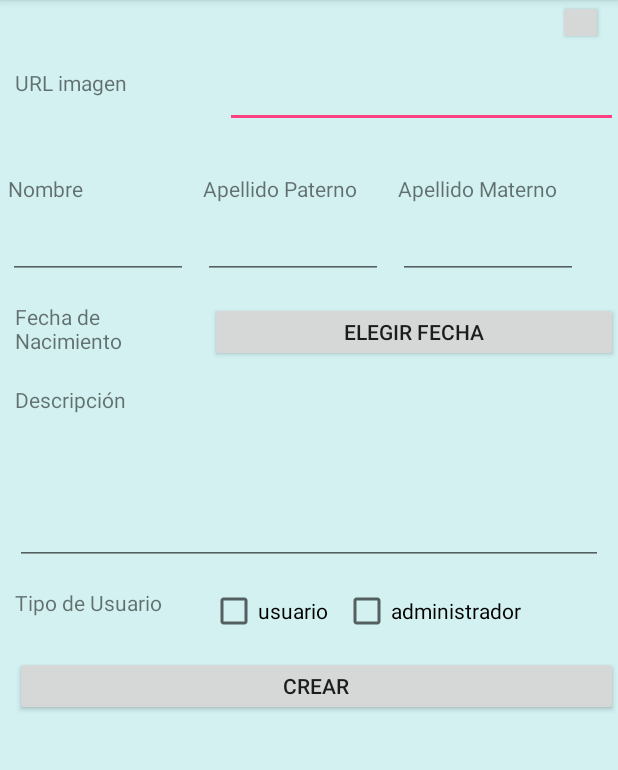
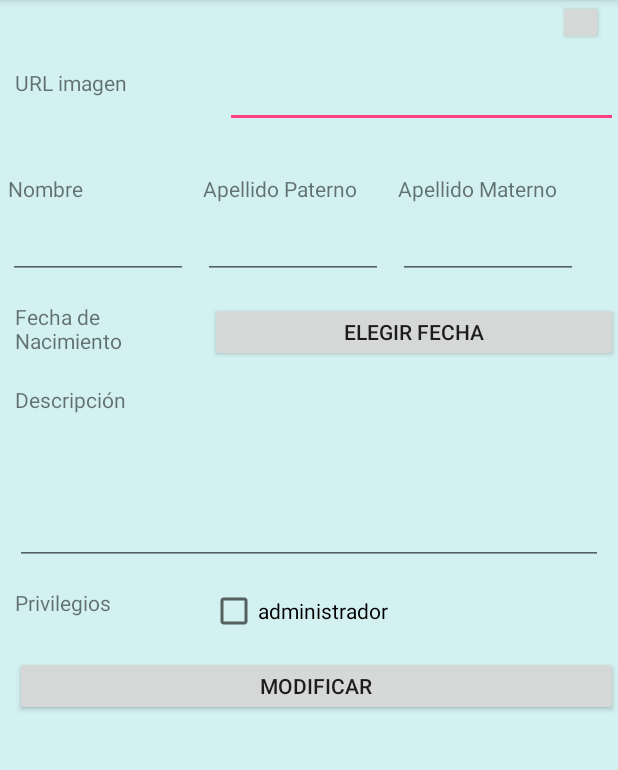
Before and after one commit to ClaudiaPC3/melifluo, an Android app: the Configuraciones screen opened directly, with no data from a screen before it, after a tap on "MODIFICAR USUARIO", on a phone screen of 412 x 824 dp, the part 84-854 px from its top. Run offline under Robolectric (Android 15) with nearby library versions, the phone set to English and light mode, and no system bars.

Commit message:
Modificar Usuario completo

```diff
--- a/app/src/main/java/com/example/claudia/melifluo/Configuraciones.java
+++ b/app/src/main/java/com/example/claudia/melifluo/Configuraciones.java
@@ -9,18 +9,20 @@ import android.widget.Button;
 public class Configuraciones extends AppCompatActivity {
 
     public Button mod_usuario, admin;
-
+    public String clave;
     @Override
     protected void onCreate(Bundle savedInstanceState) {
         super.onCreate(savedInstanceState);
         setContentView(R.layout.activity_configuraciones);
-
+        Intent recper = getIntent();
+        clave = recper.getStringExtra("Clave");
         mod_usuario = (Button)findViewById(R.id.mod_us);
 
         mod_usuario.setOnClickListener(new View.OnClickListener() {
             @Override
             public void onClick(View v) {
                 Intent per = new Intent(Configuraciones.this, Perfil_Modificar.class);
+                per.putExtra("clave", clave);
                 startActivity(per);
             }
         });
--- a/app/src/main/java/com/example/claudia/melifluo/Menu.java
+++ b/app/src/main/java/com/example/claudia/melifluo/Menu.java
@@ -53,6 +53,7 @@ public class Menu extends AppCompatActivity implements View.OnClickListener{
             @Override
             public void onClick(View v) {
                 Intent conf = new Intent(Menu.this, Configuraciones.class);
+                conf.putExtra("Clave", cuenta);
                 startActivity(conf);
             }
         });
--- a/app/src/main/java/com/example/claudia/melifluo/Perfil_Crear.java
+++ b/app/src/main/java/com/example/claudia/melifluo/Perfil_Crear.java
@@ -88,7 +88,6 @@ public class Perfil_Crear extends AppCompatActivity implements DatePickerDialog.
         a.set(Calendar.YEAR, year);
         a.set(Calendar.MONTH, month);
         a.set(Calendar.DATE, dayOfMonth);
-        String currentDateString = DateFormat.getDateInstance(DateFormat.FULL).format(a.getTime());
         if (month < 10)
             fecha = year + "-0" + month + "-";
         else
--- a/app/src/main/res/layout/activity_configuraciones.xml
+++ b/app/src/main/res/layout/activity_configuraciones.xml
@@ -44,7 +44,8 @@
             android:layout_width="300dp"
             android:layout_height="60dp"
             android:id="@+id/admin"
-            android:text="Administrador"/>
+            android:text="Administrador"
+            />
     </LinearLayout>
 
 
--- a/app/src/main/res/layout/activity_perfil__modificar.xml
+++ b/app/src/main/res/layout/activity_perfil__modificar.xml
@@ -82,11 +82,11 @@
 
 
         <EditText
+            android:id="@+id/nombre_usuario"
             android:layout_width="120dp"
             android:layout_height="50dp"
             android:layout_gravity="right"
-            android:id="@+id/nombre_usuario"
-            android:layout_marginLeft="5dp"/>
+            android:layout_marginLeft="5dp" />
 
         <EditText
             android:layout_width="120dp"
@@ -159,16 +159,8 @@
             android:layout_gravity="left"
             android:layout_marginLeft="10dp"
             android:layout_marginTop="15dp"
-            android:text="Tipo de Usuario" />
+            android:text="Privilegios" />
 
-        <CheckBox
-            android:id="@+id/usuario"
-            android:layout_width="wrap_content"
-            android:layout_height="30dp"
-            android:layout_gravity="left"
-            android:layout_marginLeft="10dp"
-            android:text="usuario"
-            />
         <CheckBox
             android:id="@+id/administrador"
             android:layout_width="wrap_content"
@@ -181,12 +173,12 @@
 
     </LinearLayout>
     <Button
-        android:id="@+id/crear"
+        android:id="@+id/modif"
         android:layout_width="match_parent"
         android:layout_height="40dp"
         android:layout_gravity="left"
         android:layout_marginLeft="10dp"
-        android:text="Crear"/>
+        android:text="Modificar"/>
 
 
 </LinearLayout>
```
Also changed, not shown: app/src/main/java/com/example/claudia/melifluo/Perfil_Modificar.java (+126 -3 lines).
